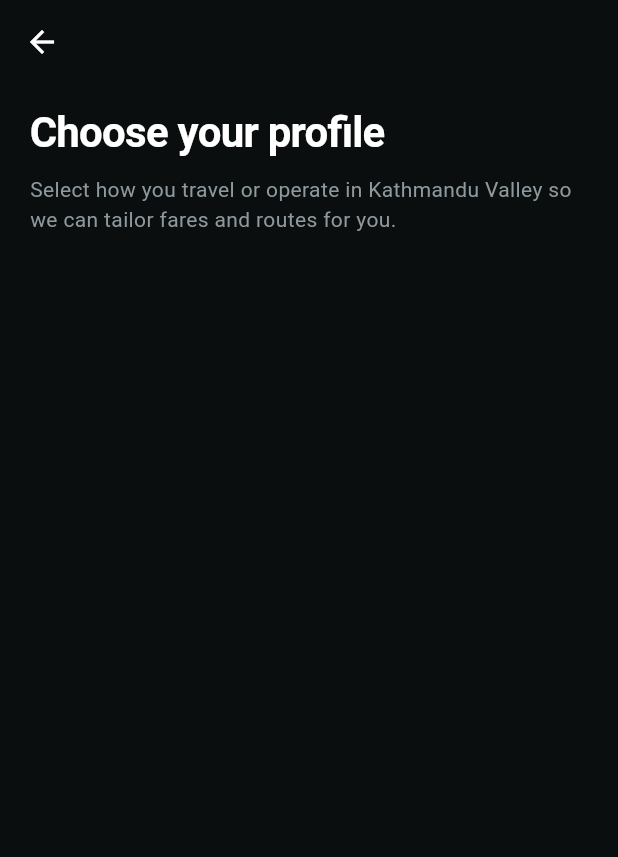
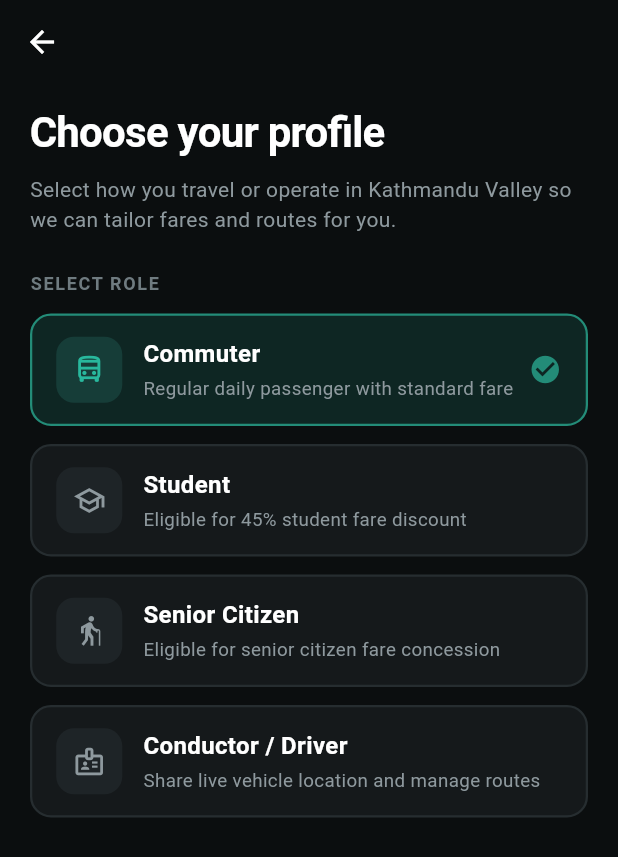
Before and after one commit to Samul2007/SajilYatra, a Flutter app: the RoleSelectScreen screen opened directly, on a phone screen of 412 x 824 dp. Shown: the top 857 px of the screen. Run offline on Flutter 3.47's test engine with Material 3 defaults, Android fonts, the phone set to English and light mode, and no system bars.

Commit message:
Added role selection cards for commuter, student, senior citizen, and driver

```diff
--- a/lib/view/authentication/role_select.dart
+++ b/lib/view/authentication/role_select.dart
@@ -1,4 +1,5 @@
 import 'package:flutter/material.dart';
+import 'package:sajilyatra/view/authentication/widgets/role_card.dart';
 
 class RoleSelectScreen extends StatefulWidget {
   const RoleSelectScreen({super.key});
@@ -8,6 +9,8 @@ class RoleSelectScreen extends StatefulWidget {
 }
 
 class _RoleSelectScreenState extends State<RoleSelectScreen> {
+  String selectedRole = 'Commuter';
+
   @override
   Widget build(BuildContext context) {
     return Scaffold(
@@ -27,8 +30,8 @@ class _RoleSelectScreenState extends State<RoleSelectScreen> {
           padding: const EdgeInsets.symmetric(horizontal: 20, vertical: 12),
           child: Column(
             crossAxisAlignment: CrossAxisAlignment.start,
-            children: const [
-              Text(
+            children: [
+              const Text(
                 'Choose your profile',
                 style: TextStyle(
                   color: Colors.white,
@@ -37,14 +40,77 @@ class _RoleSelectScreenState extends State<RoleSelectScreen> {
                   letterSpacing: -0.5,
                 ),
               ),
-              SizedBox(height: 8),
-              Text(
+              const SizedBox(height: 8),
+              const Text(
                 'Select how you travel or operate in Kathmandu Valley so we can tailor fares and routes for you.',
                 style: TextStyle(
                   color: Color(0xFF8E999E),
                   fontSize: 14,
                   height: 1.4,
                 ),
+              ),
+
+              const SizedBox(height: 24),
+
+              const Text(
+                'SELECT ROLE',
+                style: TextStyle(
+                  color: Color(0xFF6F7B80),
+                  fontSize: 12,
+                  fontWeight: FontWeight.w600,
+                  letterSpacing: 1.1,
+                ),
+              ),
+
+              const SizedBox(height: 12),
+
+              // Role options
+              RoleCard(
+                icon: Icons.directions_bus_outlined,
+                title: 'Commuter',
+                subtitle: 'Regular daily passenger with standard fare',
+                isSelected: selectedRole == 'Commuter',
+                onTap: () {
+                  setState(() {
+                    selectedRole = 'Commuter';
+                  });
+                },
+              ),
+              const SizedBox(height: 12),
+              RoleCard(
+                icon: Icons.school_outlined,
+                title: 'Student',
+                subtitle: 'Eligible for 45% student fare discount',
+                isSelected: selectedRole == 'Student',
+                onTap: () {
+                  setState(() {
+                    selectedRole = 'Student';
+                  });
+                },
+              ),
+              const SizedBox(height: 12),
+              RoleCard(
+                icon: Icons.elderly_outlined,
+                title: 'Senior Citizen',
+                subtitle: 'Eligible for senior citizen fare concession',
+                isSelected: selectedRole == 'Senior Citizen',
+                onTap: () {
+                  setState(() {
+                    selectedRole = 'Senior Citizen';
+                  });
+                },
+              ),
+              const SizedBox(height: 12),
+              RoleCard(
+                icon: Icons.badge_outlined,
+                title: 'Conductor / Driver',
+                subtitle: 'Share live vehicle location and manage routes',
+                isSelected: selectedRole == 'Conductor / Driver',
+                onTap: () {
+                  setState(() {
+                    selectedRole = 'Conductor / Driver';
+                  });
+                },
               ),
             ],
           ),
```
